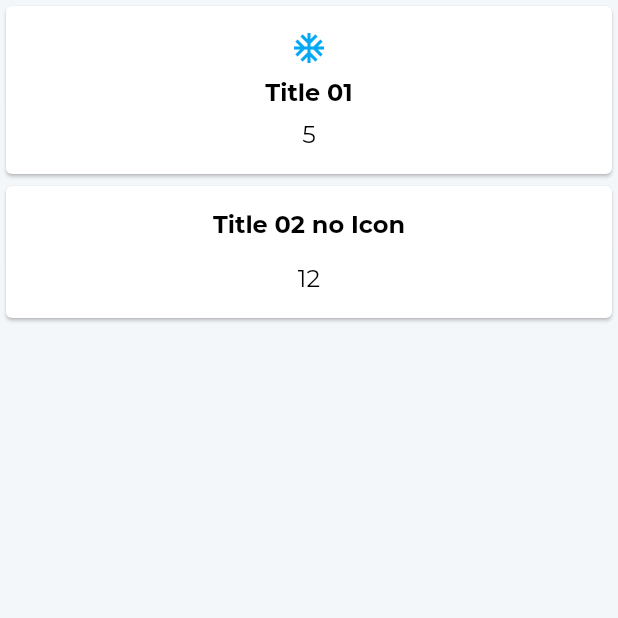
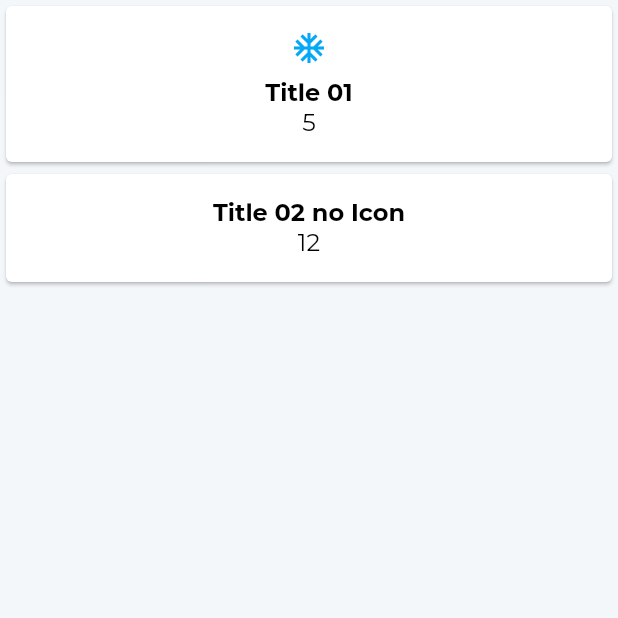
Before and after one commit to boy-warakorn/rmp-flutter, a Flutter app: the screen it shows after launch, on a phone screen of 412 x 824 dp, the top half of it. Run offline on Flutter 3.47's test engine with Material 2 defaults, Android fonts, the phone set to English and light mode, and no system bars; our stand-ins replace google_fonts.

Commit message:
update: editing

```diff
--- a/lib/widgets/general/title_card.dart
+++ b/lib/widgets/general/title_card.dart
@@ -16,50 +16,32 @@ class TitleCard extends StatelessWidget {
     required this.count,
   }) : super(key: key);
 
-  Widget _buildTitle(context) {
-    return Text(
-      this.title,
-      style: Theme.of(context).textTheme.headline4,
-    );
-  }
-
-  Widget _buildCount(context) {
-    return Text(
-      "${this.count}",
-      style: Theme.of(context)
-          .textTheme
-          .headline4
-          ?.copyWith(fontWeight: FontWeight.normal),
-    );
-  }
-
-  List<Widget> _buildContentWithoutIcon(context) {
-    return [
-      _buildTitle(context),
-      kSizedBoxVerticalS,
-      _buildCount(context),
-    ];
-  }
-
-  List<Widget> _buildContentWithIcon(context) {
-    return [
-      this.icon,
-      kSizedBoxVerticalXS,
-      _buildTitle(context),
-      kSizedBoxVerticalXS,
-      _buildCount(context),
-    ];
-  }
-
   @override
   Widget build(BuildContext context) {
     return Card(
       child: Padding(
-        padding: EdgeInsets.all(kSizeS),
+        padding: const EdgeInsets.all(kSizeS),
         child: Column(
-          children: this.icon.icon == null
-              ? _buildContentWithoutIcon(context)
-              : _buildContentWithIcon(context),
+          children: [
+            if (icon.icon != null)
+              Column(
+                children: [
+                  icon,
+                  kSizedBoxVerticalXS,
+                ],
+              ),
+            Text(
+              title,
+              style: Theme.of(context).textTheme.headline4,
+            ),
+            Text(
+              "$count",
+              style: Theme.of(context)
+                  .textTheme
+                  .headline4
+                  ?.copyWith(fontWeight: FontWeight.normal),
+            )
+          ],
         ),
       ),
     );
```
